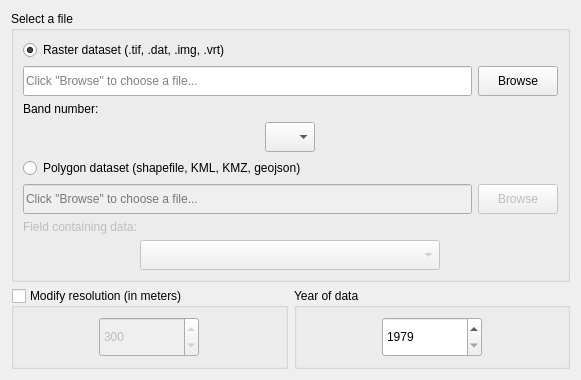
First picture: the form in LDMP/gui/WidgetDataIOImportSelectFileInput.ui, repository ConservationInternational/trends.earth, before the edit.
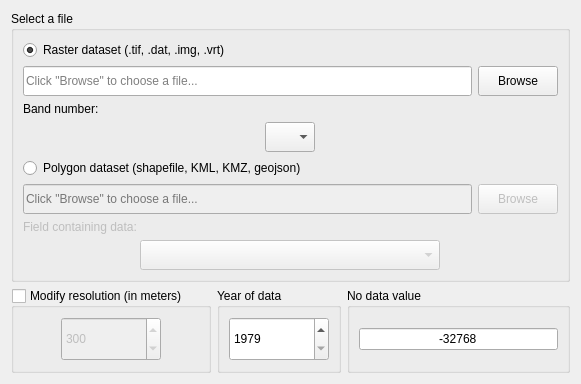
Second picture: the form after the edit.

Commit message:
Fix lc data import
Todos:
 - still need to fix reset button in definition window (brings up wrong
   class list in this context
 - fix save to not need a raster name (makes no sense with new GUI design)

```diff
--- a/LDMP/gui/WidgetDataIOImportSelectFileInput.ui
+++ b/LDMP/gui/WidgetDataIOImportSelectFileInput.ui
@@ -7,7 +7,7 @@
     <x>0</x>
     <y>0</y>
     <width>581</width>
-    <height>380</height>
+    <height>384</height>
    </rect>
   </property>
   <property name="windowTitle">
@@ -304,6 +304,31 @@
        </layout>
       </widget>
      </item>
+     <item>
+      <widget class="QGroupBox" name="groupBox">
+       <property name="title">
+        <string>No data value</string>
+       </property>
+       <layout class="QVBoxLayout" name="verticalLayout_4">
+        <item>
+         <widget class="QLineEdit" name="lineEdit_nodata">
+          <property name="inputMethodHints">
+           <set>Qt::ImhPreferNumbers</set>
+          </property>
+          <property name="text">
+           <string>-32768</string>
+          </property>
+          <property name="alignment">
+           <set>Qt::AlignCenter</set>
+          </property>
+          <property name="placeholderText">
+           <string/>
+          </property>
+         </widget>
+        </item>
+       </layout>
+      </widget>
+     </item>
     </layout>
    </item>
   </layout>
```
The commit also changes 4 other files.
